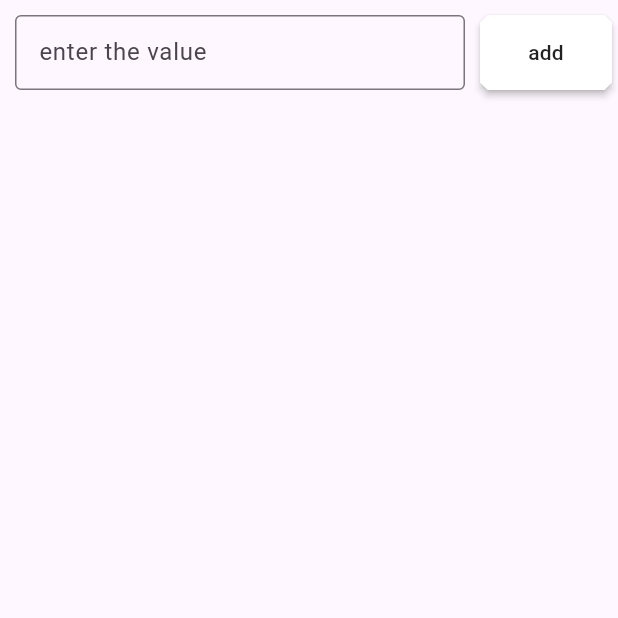
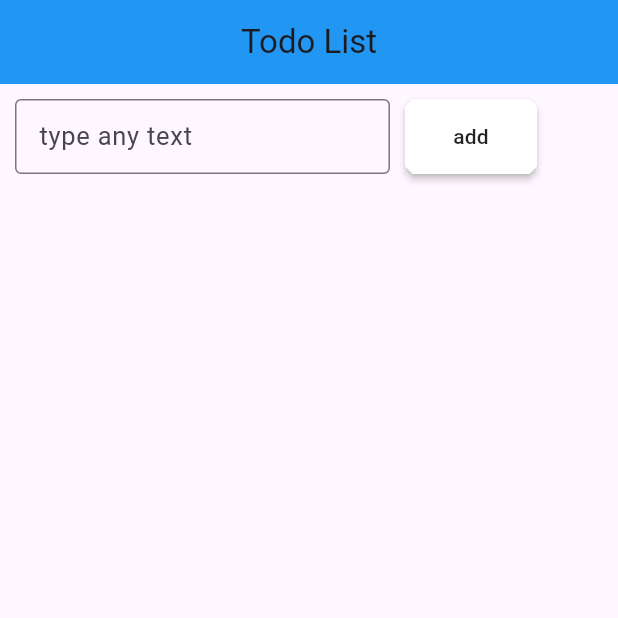
Before and after one commit to Mithinvel2005/todo_list_flutter, a Flutter app: the screen it shows after launch, on a phone screen of 412 x 824 dp, the top half of it. Run offline on Flutter 3.47's test engine with Material 3 defaults, Android fonts, the phone set to English and light mode, and no system bars.

Commit message:
modified todo app

```diff
--- a/lib/main.dart
+++ b/lib/main.dart
@@ -13,7 +13,7 @@ class MainApp extends StatefulWidget {
 
 class _MainAppState extends State<MainApp> {
 
-
+String botton="cliked button";
 TextEditingController controller = TextEditingController();
 List<String> tasklist = [];
 
@@ -22,6 +22,11 @@ List<String> tasklist = [];
     return  MaterialApp(
       debugShowCheckedModeBanner: false,
       home: Scaffold(
+          appBar: AppBar(
+          title: Text("Todo List"),
+          centerTitle: true,
+          backgroundColor: Colors.blue,
+        ),
         body: Column(
           children: [
             Row(
@@ -29,14 +34,20 @@ List<String> tasklist = [];
                 Padding(
                   padding: EdgeInsets.all(10.0),
                   child: Expanded(
-                    child: Container(height: 50,
-                    width: 300,
+                    child: Container(
+                      height: 50,
+                      width: 250,
                       child: TextField(
                         controller: controller,
                         decoration: InputDecoration(
 
-                          border: OutlineInputBorder(),
-                         labelText:"enter the value",
+                          border: OutlineInputBorder(
+
+                          ),
+                         labelText:"type any text",
+                         labelStyle: TextStyle(
+                          fontSize: 17,
+                         )
 
                         ),
                       ),
```
